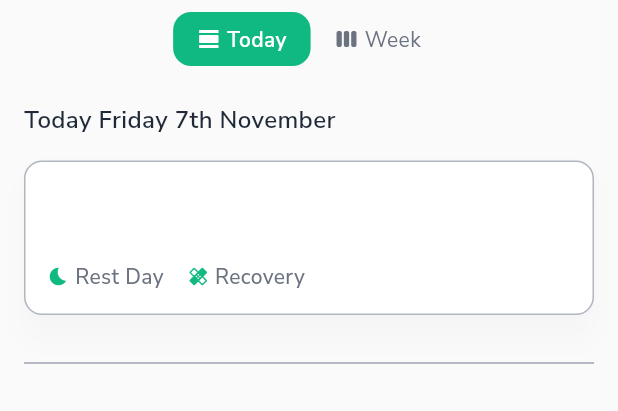
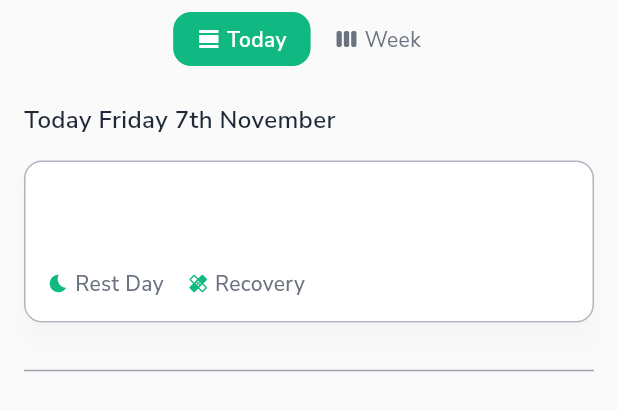
Before and after one commit to mahmoudal99/moctarnutrition, a Flutter app: the WeekViewWidget widget shown alone on an empty page, opened directly with empty values, on a phone screen of 412 x 824 dp. Shown: the top 411 px of the screen. Run offline on Flutter 3.47's test engine with Material 3 defaults, Android fonts, the phone set to English and light mode, and no system bars; our stand-ins replace auth_buttons, cached_network_image, cloud_firestore, confetti, firebase_auth, firebase_core and 18 more; missing offline and left inert: flutter_floating_bottom_bar, flutter_stripe, mobile_scanner, openfoodfacts; accounts and stored records are empty; project files that could hold a hidden picture were left out.

Commit message:
Improve workout screen design

```diff
--- a/lib/features/workouts/presentation/widgets/daily_workout_card.dart
+++ b/lib/features/workouts/presentation/widgets/daily_workout_card.dart
@@ -49,9 +49,9 @@ class DailyWorkoutCard extends StatelessWidget {
                           children: [
                             Text(
                               dailyWorkout.title,
-                              style: AppTextStyles.heading5.copyWith(
-                                fontWeight: FontWeight.w500,
-                                color: AppConstants.textPrimary,
+                              style: AppTextStyles.bodySmall.copyWith(
+                                fontWeight: FontWeight.w600,
+                                color: Colors.black,
                               ),
                             ),
                           ],
@@ -59,7 +59,7 @@ class DailyWorkoutCard extends StatelessWidget {
                       ),
                     ],
                   ),
-                  const SizedBox(height: 0),
+                  const SizedBox(height: AppConstants.spacingS),
                   if (dailyWorkout.isRestDay) ...[
                     Text(
                       dailyWorkout.restDay ?? 'Time to rest and recover!',
@@ -84,7 +84,7 @@ class DailyWorkoutCard extends StatelessWidget {
                   ] else ...[
                     Text(
                       dailyWorkout.description,
-                      style: AppTextStyles.bodySmall.copyWith(
+                      style: AppTextStyles.caption.copyWith(
                         color: AppConstants.textSecondary,
                       ),
                     ),
```
Also changed, not shown: lib/features/workouts/presentation/widgets/week_view_widget.dart (+17 -3 lines).
